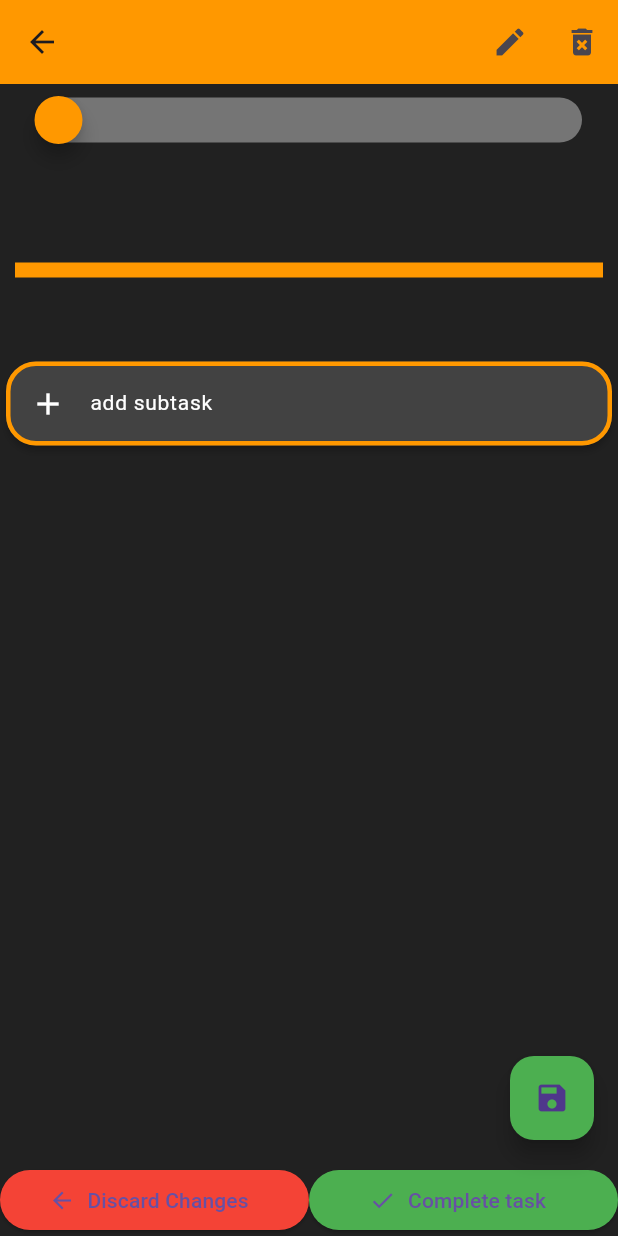
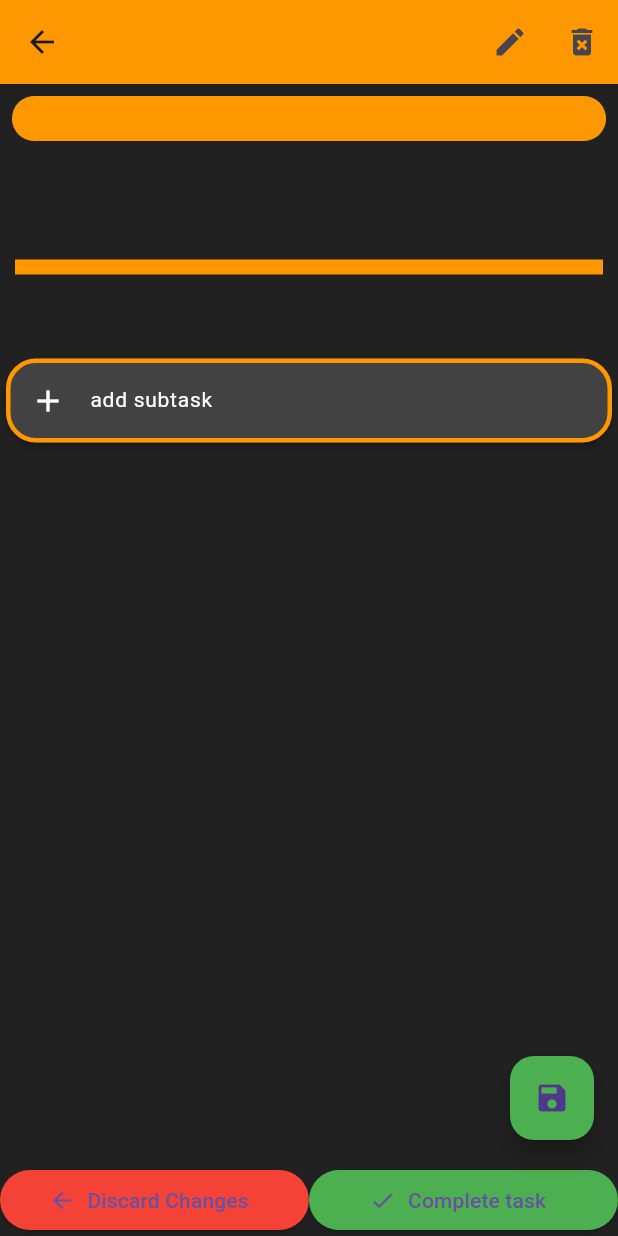
Before and after one commit to semerded/project_to_do_list, a Flutter app: the ShowTaskScreen screen opened directly with empty values, on a phone screen of 412 x 824 dp. Run offline on Flutter 3.47's test engine with Material 3 defaults, Android fonts, the phone set to English and light mode, and no system bars; our stand-ins replace percent_indicator; missing offline and left inert: deepcopy; statements that could not run were skipped.

Commit message:
changed progress slider for tasks

```diff
--- a/lib/pages/viewtask.dart
+++ b/lib/pages/viewtask.dart
@@ -19,7 +19,7 @@ class ShowTaskScreen extends StatefulWidget {
 }
 
 class _ShowTaskScreenState extends State<ShowTaskScreen> {
-  Map unchangedCopyOfCurrentTask = {}; //  not possible with deepcopy
+  Map unchangedCopyOfCurrentTask = {}; // a deepcopy will be saved in the init state
 
 
   bool isTaskChanged() {
@@ -80,33 +80,21 @@ class _ShowTaskScreenState extends State<ShowTaskScreen> {
         ),
         body: ListView(
           children: [
-            SliderTheme(
-              data: SliderThemeData(
-                trackHeight: 30,
-                thumbShape: const RoundSliderThumbShape(enabledThumbRadius: 16, elevation: 5),
-                activeTrackColor: Colors.green,
-                inactiveTrackColor: Colors.grey[600],
-                thumbColor: colorScheme.primary,
-              ),
-              child: AbsorbPointer(
-                child: Slider(
-                  value: (() {
-                    if (widget.currentTab == "completed" && widget.toDoTaskPerIndex["subtasks"].isEmpty) {
-                      return 1.0;
-                    } else {
-                      return getTaskCompletion(widget.toDoTaskPerIndex["subtasks"]);
-                    }
-                  }()),
-                  min: 0,
-                  max: (() {
-                    if (widget.toDoTaskPerIndex["subtasks"].isEmpty) {
-                      return 1.0;
-                    } else {
-                      return widget.toDoTaskPerIndex["subtasks"].length.toDouble();
-                    }
-                  }()),
-                  onChanged: (value) => value,
-                ),
+            Padding(
+              padding: const EdgeInsets.all(8.0),
+              child: LinearProgressIndicator(
+                backgroundColor: Colors.grey[600],
+                borderRadius: BorderRadius.circular(15),
+                minHeight: 30,
+                color: colorScheme.primary,
+                value: (() {
+                  if (widget.currentTab == "completed" && widget.toDoTaskPerIndex["subtasks"].isEmpty) {
+                    return 1.0;
+                  } else {
+                    return getTaskCompletion(widget.toDoTaskPerIndex["subtasks"]) / widget.toDoTaskPerIndex["subtasks"].length;
+                  }
+                } ()),
+                semanticsLabel: "task progress indicator",
               ),
             ),
             Center(
```
